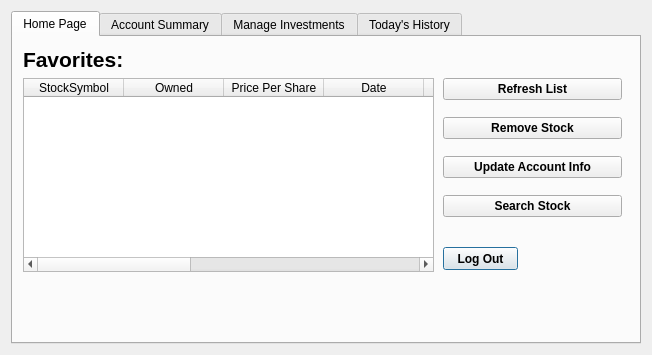
First picture: the form in loginpage.ui, repository ckhajavi/VDMS_FOR_REAL_THO, before the edit.
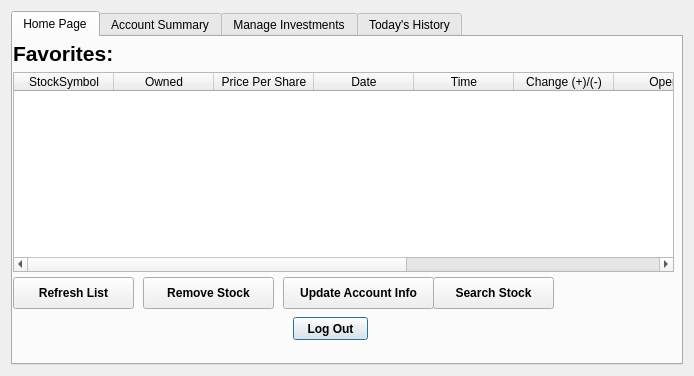
Second picture: the form after the edit. The open tabs and pages were chosen to show the change.

The edit to the form file:
```diff
--- a/loginpage.ui
+++ b/loginpage.ui
@@ -6,8 +6,8 @@
    <rect>
     <x>0</x>
     <y>0</y>
-    <width>652</width>
-    <height>355</height>
+    <width>694</width>
+    <height>376</height>
    </rect>
   </property>
   <property name="windowTitle">
@@ -32,8 +32,8 @@
       <widget class="QPushButton" name="btnLogOut1">
        <property name="geometry">
         <rect>
-         <x>430</x>
-         <y>210</y>
+         <x>280</x>
+         <y>280</y>
          <width>75</width>
          <height>23</height>
         </rect>
@@ -55,74 +55,21 @@
       <widget class="QWidget" name="layoutWidget">
        <property name="geometry">
         <rect>
-         <x>430</x>
-         <y>30</y>
-         <width>179</width>
-         <height>161</height>
+         <x>0</x>
+         <y>240</y>
+         <width>611</width>
+         <height>41</height>
         </rect>
        </property>
-       <layout class="QVBoxLayout" name="verticalLayout_8">
-        <item>
-         <widget class="QPushButton" name="btnRefresh">
-          <property name="font">
-           <font>
-            <weight>75</weight>
-            <bold>true</bold>
-           </font>
-          </property>
-          <property name="text">
-           <string>Refresh List</string>
-          </property>
-         </widget>
-        </item>
-        <item>
-         <widget class="QPushButton" name="btnRemoveStock">
-          <property name="font">
-           <font>
-            <weight>75</weight>
-            <bold>true</bold>
-           </font>
-          </property>
-          <property name="text">
-           <string>Remove Stock</string>
-          </property>
-         </widget>
-        </item>
-        <item>
-         <widget class="QPushButton" name="btnUpdateInfo">
-          <property name="font">
-           <font>
-            <weight>75</weight>
-            <bold>true</bold>
-           </font>
-          </property>
-          <property name="text">
-           <string>Update Account Info</string>
-          </property>
-         </widget>
-        </item>
-        <item>
-         <widget class="QPushButton" name="btnSearch">
-          <property name="font">
-           <font>
-            <weight>75</weight>
-            <bold>true</bold>
-           </font>
-          </property>
-          <property name="text">
-           <string>Search Stock</string>
-          </property>
-         </widget>
-        </item>
-       </layout>
+       <layout class="QVBoxLayout" name="verticalLayout_8"/>
       </widget>
       <widget class="QWidget" name="layoutWidget">
        <property name="geometry">
         <rect>
-         <x>10</x>
-         <y>10</y>
-         <width>411</width>
-         <height>225</height>
+         <x>0</x>
+         <y>4</y>
+         <width>661</width>
+         <height>231</height>
         </rect>
        </property>
        <layout class="QVBoxLayout" name="verticalLayout_9">
@@ -198,6 +145,82 @@
         </item>
        </layout>
       </widget>
+      <widget class="QPushButton" name="btnRefresh">
+       <property name="geometry">
+        <rect>
+         <x>0</x>
+         <y>240</y>
+         <width>121</width>
+         <height>32</height>
+        </rect>
+       </property>
+       <property name="font">
+        <font>
+         <weight>75</weight>
+         <bold>true</bold>
+        </font>
+       </property>
+       <property name="text">
+        <string>Refresh List</string>
+       </property>
+      </widget>
+      <widget class="QPushButton" name="btnRemoveStock">
+       <property name="geometry">
+        <rect>
+         <x>130</x>
+         <y>240</y>
+         <width>131</width>
+         <height>32</height>
+        </rect>
+       </property>
+       <property name="font">
+        <font>
+         <weight>75</weight>
+         <bold>true</bold>
+        </font>
+       </property>
+       <property name="text">
+        <string>Remove Stock</string>
+       </property>
+      </widget>
+      <widget class="QPushButton" name="btnUpdateInfo">
+       <property name="geometry">
+        <rect>
+         <x>270</x>
+         <y>240</y>
+         <width>151</width>
+         <height>32</height>
+        </rect>
+       </property>
+       <property name="font">
+        <font>
+         <weight>75</weight>
+         <bold>true</bold>
+        </font>
+       </property>
+       <property name="text">
+        <string>Update Account Info</string>
+       </property>
+      </widget>
+      <widget class="QPushButton" name="btnSearch">
+       <property name="geometry">
+        <rect>
+         <x>420</x>
+         <y>240</y>
+         <width>121</width>
+         <height>32</height>
+        </rect>
+       </property>
+       <property name="font">
+        <font>
+         <weight>75</weight>
+         <bold>true</bold>
+        </font>
+       </property>
+       <property name="text">
+        <string>Search Stock</string>
+       </property>
+      </widget>
      </widget>
      <widget class="QWidget" name="tab">
       <attribute name="title">
```
Left out of the diff: 2 changed lines with no effect on the pictures.
